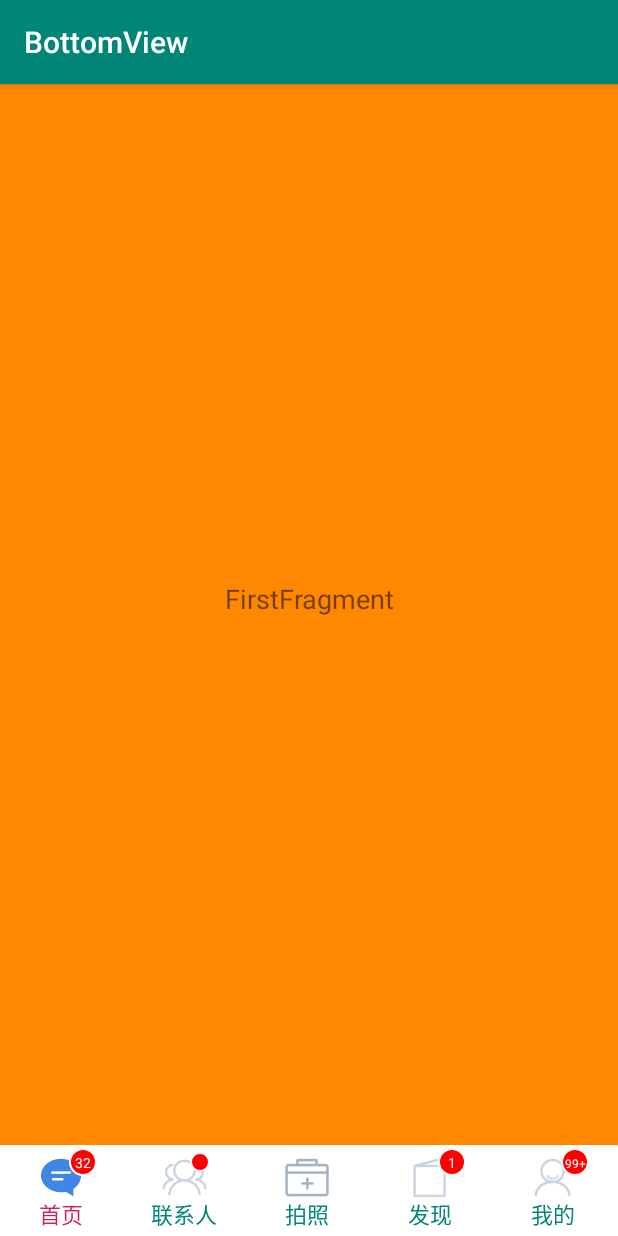
After one commit to onestravel/OneBottomNavigationBar, an Android app: the fragment FirstFragment placed in its activity, on a phone screen of 412 x 824 dp. The commit adds this screen. Run offline under Robolectric (Android 15) with nearby library versions, the phone set to English and light mode, and no system bars.

Commit message:
支持管理Fragment,自动切换

```diff
--- /dev/null
+++ b/demo/src/main/java/cn/onestravel/navigation/demo/FirstFragment.java
@@ -0,0 +1,28 @@
+package cn.onestravel.navigation.demo;
+
+import android.app.Fragment;
+import android.os.Bundle;
+import android.view.LayoutInflater;
+import android.view.View;
+import android.view.ViewGroup;
+import android.widget.TextView;
+
+import androidx.annotation.Nullable;
+
+import cn.onestravel.bottomview.demo.R;
+
+/**
+ * @author onestravel
+ * @createTime 2019-08-04 11:52
+ * @description TODO
+ */
+public class FirstFragment extends Fragment {
+    @Nullable
+    @Override
+    public View onCreateView(LayoutInflater inflater, @Nullable ViewGroup container, Bundle savedInstanceState) {
+        View view = inflater.inflate(R.layout.fragment_home,container,false);
+        TextView tv = view.findViewById(R.id.tv);
+        tv.setText("FirstFragment");
+        return view;
+    }
+}
--- /dev/null
+++ b/demo/src/main/java/cn/onestravel/navigation/demo/FiveFragment.java
@@ -0,0 +1,28 @@
+package cn.onestravel.navigation.demo;
+
+import android.app.Fragment;
+import android.os.Bundle;
+import android.view.LayoutInflater;
+import android.view.View;
+import android.view.ViewGroup;
+import android.widget.TextView;
+
+import androidx.annotation.Nullable;
+
+import cn.onestravel.bottomview.demo.R;
+
+/**
+ * @author onestravel
+ * @createTime 2019-08-04 11:52
+ * @description TODO
+ */
+public class FiveFragment extends Fragment {
+    @Nullable
+    @Override
+    public View onCreateView(LayoutInflater inflater, @Nullable ViewGroup container, Bundle savedInstanceState) {
+        View view = inflater.inflate(R.layout.fragment_home, container,false);
+        TextView tv = view.findViewById(R.id.tv);
+        tv.setText("FiveFragment");
+        return view;
+    }
+}
--- /dev/null
+++ b/demo/src/main/java/cn/onestravel/navigation/demo/FourFragment.java
@@ -0,0 +1,28 @@
+package cn.onestravel.navigation.demo;
+
+import android.app.Fragment;
+import android.os.Bundle;
+import android.view.LayoutInflater;
+import android.view.View;
+import android.view.ViewGroup;
+import android.widget.TextView;
+
+import androidx.annotation.Nullable;
+
+import cn.onestravel.bottomview.demo.R;
+
+/**
+ * @author onestravel
+ * @createTime 2019-08-04 11:52
+ * @description TODO
+ */
+public class FourFragment extends Fragment {
+    @Nullable
+    @Override
+    public View onCreateView(LayoutInflater inflater, @Nullable ViewGroup container, Bundle savedInstanceState) {
+        View view = inflater.inflate(R.layout.fragment_home, container,false);
+        TextView tv = view.findViewById(R.id.tv);
+        tv.setText("FourFragment");
+        return view;
+    }
+}
--- a/demo/src/main/java/cn/onestravel/navigation/demo/MainActivity.java
+++ b/demo/src/main/java/cn/onestravel/navigation/demo/MainActivity.java
@@ -1,33 +1,34 @@
 package cn.onestravel.navigation.demo;
 
-import android.content.res.Resources;
-import android.graphics.Rect;
-import android.support.v7.app.AppCompatActivity;
+import androidx.appcompat.app.AppCompatActivity;
 import android.os.Bundle;
-import android.util.Log;
-import android.view.MotionEvent;
 import android.view.View;
+import android.widget.FrameLayout;
 import android.widget.TextView;
-import android.widget.Toast;
 
 import cn.onestravel.bottomview.demo.R;
-import cn.onestravel.navigation.utils.DensityUtils;
-import cn.onestravel.navigation.utils.EventUtils;
 import cn.onestravel.navigation.view.BottomNavigationBar;
 
 
 public class MainActivity extends AppCompatActivity {
 
-    private TextView textView;
     private BottomNavigationBar bottomView;
+    private FrameLayout mainFragment;
 
     @Override
     protected void onCreate(Bundle savedInstanceState) {
         super.onCreate(savedInstanceState);
+
         setContentView(R.layout.activity_main);
-        textView = ((TextView) findViewById(R.id.tv));
+        mainFragment = ( findViewById(R.id.main_fragment));
         bottomView = ((BottomNavigationBar) findViewById(R.id.BottomLayout));
         bottomView.setMenu(R.menu.navigation_menu);
+//        bottomView.setFragmentManager(getFragmentManager(),mainFragment);
+        bottomView.addFragment(R.id.tab1,new FirstFragment());
+        bottomView.addFragment(R.id.tab2,new SecondFragment());
+        bottomView.addFragment(R.id.tab3,new ThirdFragment());
+        bottomView.addFragment(R.id.tab4,new FourFragment());
+        bottomView.addFragment(R.id.tab5,new FiveFragment());
 //        bottomView.setFloatingEnable(false);
         bottomView.setItemIconTint(R.drawable.item_check);
         bottomView.setItemColorStateList(R.drawable.item_check);
@@ -38,7 +39,6 @@ public class MainActivity extends AppCompatActivity {
         bottomView.setOnItemSelectedListener(new BottomNavigationBar.OnItemSelectedListener() {
             @Override
             public void onItemSelected(BottomNavigationBar.Item item, int position) {
-                textView.setText(item.getTitle());
                 if(position==2){
                     bottomView.setFloatingEnable(true);
 //                    bottomView.setFloatingUp(DensityUtils.dpToPx(getApplication(),20));
--- /dev/null
+++ b/demo/src/main/java/cn/onestravel/navigation/demo/SecondFragment.java
@@ -0,0 +1,28 @@
+package cn.onestravel.navigation.demo;
+
+import android.app.Fragment;
+import android.os.Bundle;
+import android.view.LayoutInflater;
+import android.view.View;
+import android.view.ViewGroup;
+import android.widget.TextView;
+
+import androidx.annotation.Nullable;
+
+import cn.onestravel.bottomview.demo.R;
+
+/**
+ * @author onestravel
+ * @createTime 2019-08-04 11:52
+ * @description TODO
+ */
+public class SecondFragment extends Fragment {
+    @Nullable
+    @Override
+    public View onCreateView(LayoutInflater inflater, @Nullable ViewGroup container, Bundle savedInstanceState) {
+        View view = inflater.inflate(R.layout.fragment_home, container,false);
+        TextView tv = view.findViewById(R.id.tv);
+        tv.setText("SecondFragment");
+        return view;
+    }
+}
--- /dev/null
+++ b/demo/src/main/java/cn/onestravel/navigation/demo/ThirdFragment.java
@@ -0,0 +1,28 @@
+package cn.onestravel.navigation.demo;
+
+import android.app.Fragment;
+import android.os.Bundle;
+import android.view.LayoutInflater;
+import android.view.View;
+import android.view.ViewGroup;
+import android.widget.TextView;
+
+import androidx.annotation.Nullable;
+
+import cn.onestravel.bottomview.demo.R;
+
+/**
+ * @author onestravel
+ * @createTime 2019-08-04 11:52
+ * @description TODO
+ */
+public class ThirdFragment extends Fragment {
+    @Nullable
+    @Override
+    public View onCreateView(LayoutInflater inflater, @Nullable ViewGroup container, Bundle savedInstanceState) {
+        View view = inflater.inflate(R.layout.fragment_home, container,false);
+        TextView tv = view.findViewById(R.id.tv);
+        tv.setText("ThirdFragment");
+        return view;
+    }
+}
--- a/demo/src/main/res/layout/activity_main.xml
+++ b/demo/src/main/res/layout/activity_main.xml
@@ -4,21 +4,20 @@
     xmlns:tools="http://schemas.android.com/tools"
     android:layout_width="match_parent"
     android:layout_height="match_parent"
+    android:background="@android:color/holo_orange_dark"
     android:clipChildren="false"
     android:orientation="vertical"
-    android:background="@android:color/holo_orange_dark"
     tools:context="cn.onestravel.navigation.demo.MainActivity">
 
-    <TextView
-        android:id="@+id/tv"
+    <FrameLayout
+        android:id="@+id/main_fragment"
         android:layout_width="match_parent"
         android:layout_height="wrap_content"
-        android:layout_above="@+id/BottomLayout"
         android:layout_weight="2"
-        android:background="@android:color/holo_orange_dark"
-        android:gravity="center"
-        android:text="111111111111111111111111111111111111111111111111"
-        android:textSize="18sp" />
+        android:padding="50dp">
+
+    </FrameLayout>
+
 
     <cn.onestravel.navigation.view.BottomNavigationBar
         android:id="@+id/BottomLayout"
@@ -27,14 +26,14 @@
         android:layout_alignParentBottom="true"
         android:background="@drawable/bg_navigation"
         android:paddingTop="5dp"
+        android:paddingBottom="5dp"
         app:floatingEnable="false"
         app:floatingUp="20dp"
-        app:menu="@menu/navigation_menu"
-        app:itemTextSize="16sp"
-        app:itemTextTopMargin="8dp"
+        app:itemIconHeight="30dp"
         app:itemIconWidth="30dp"
-        app:itemIconHeight="30dp"
-        android:paddingBottom="5dp">
+        app:itemTextSize="15sp"
+        app:itemTextTopMargin="2dp"
+        app:menu="@menu/navigation_menu">
 
     </cn.onestravel.navigation.view.BottomNavigationBar>
 
--- /dev/null
+++ b/demo/src/main/res/layout/fragment_home.xml
@@ -0,0 +1,19 @@
+<?xml version="1.0" encoding="utf-8"?>
+<LinearLayout xmlns:android="http://schemas.android.com/apk/res/android"
+    android:layout_width="match_parent"
+    android:layout_height="match_parent"
+    android:clipChildren="false"
+    android:orientation="vertical">
+
+    <TextView
+        android:id="@+id/tv"
+        android:layout_width="match_parent"
+        android:layout_height="wrap_content"
+        android:layout_above="@+id/BottomLayout"
+        android:layout_weight="2"
+        android:gravity="center"
+        android:text=""
+        android:textSize="18sp" />
+
+
+</LinearLayout>
--- a/gradle.properties
+++ b/gradle.properties
@@ -6,6 +6,8 @@
 # http://www.gradle.org/docs/current/userguide/build_environment.html
 # Specifies the JVM arguments used for the daemon process.
 # The setting is particularly useful for tweaking memory settings.
+android.enableJetifier=true
+android.useAndroidX=true
 org.gradle.jvmargs=-Xmx1536m
 # When configured, Gradle will run in incubating parallel mode.
 # This option should only be used with decoupled projects. More details, visit
```
Also changed, not shown: BottomNavigationBar/build.gradle (+5 -5 lines), BottomNavigationBar/src/main/java/cn/onestravel/navigation/view/BottomNavigationBar.java (+182 -24 lines), demo/build.gradle (+5 -5 lines), 2 other files.
